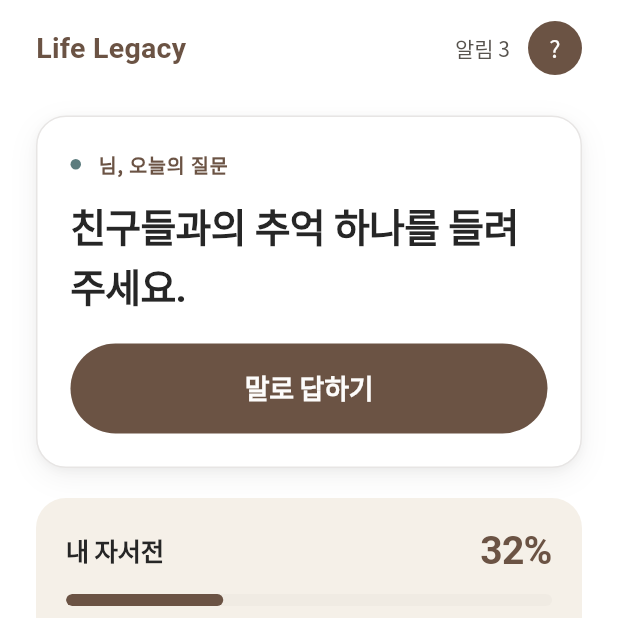
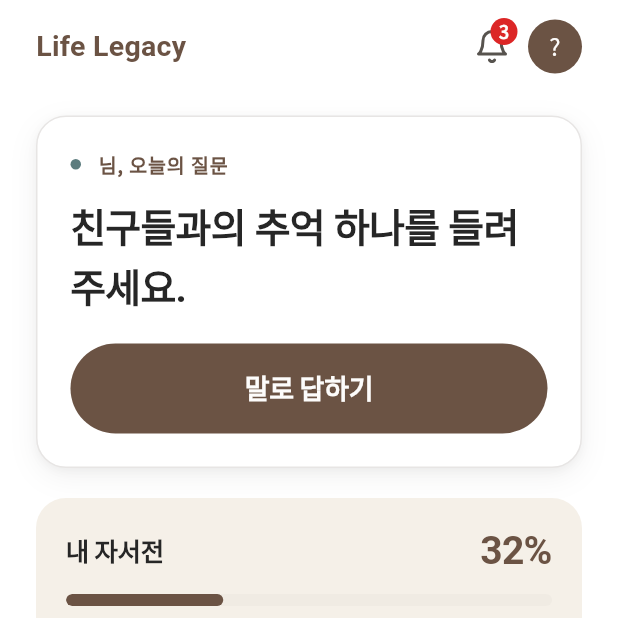
Before and after one commit to cchoiGeon/life-legacy-flutter, a Flutter app: the HomeView screen opened by its route, on a phone screen of 412 x 824 dp, the top half of it. Run offline on Flutter 3.47's test engine with Material 3 defaults, Android fonts, the phone set to English and light mode, and no system bars; our stand-ins replace flutter_svg, get, get_storage, speech_to_text; accounts and stored records are empty; Roboto replaces fonts that are missing (NotoSerifKR).

Commit message:
feat(ui): 홈 헤더 알림을 벨 아이콘과 빨간 개수 배지로 교체 (Figma 341:582)
- AppNotificationBell: "알림 N" 글자를 24px 벨 아이콘으로 교체. 시안이 다시
  아이콘으로 되돌렸다 — 워드마크 옆 글자가 제목인지 버튼인지 구분이 안 됐다
- _UnreadBadge: 안 읽은 알림이 있으면 벨 오른쪽 위에 빨간 배지(#DC2626).
  10건부터 "9+"로 끊는다
- 배지 폭은 글자 수로 못박는다(18 / "9+"는 22). minWidth+패딩으로 hug시키면
  글꼴 메트릭에 딸려 가서 "9+"가 48 탭 영역 밖으로 7px 나갔다
- 벨 그림은 ExcludeSemantics로 감쌌다. SvgPicture가 isImage를 올려 보내
  버튼이 "이미지"로도 읽혔다
- assets/icons/bell.svg: Figma 에셋(341:582의 377:911) 그대로 추가
- home_view: 탭 영역이 46→48이라 헤더 위 여백 9→7, 아바타 앞 SizedBox 제거
  (벨의 48 탭 영역이 이미 오른쪽에 시안 간격 12를 남긴다)
- 위젯 테스트 9개 추가

Figma도 함께 맞췄다 — C1·C2·C3 헤더가 같은 벨을 쓰고, C1·C3에는 배지가 붙는다.

Co-Authored-By: Claude Opus 5 <noreply@anthropic.com>

```diff
--- a/lib/common/widgets/ds/app_icon.dart
+++ b/lib/common/widgets/ds/app_icon.dart
@@ -11,6 +11,7 @@ enum AppIcons {
   speaker('speaker'),
   mic('mic'),
   keyboard('keyboard'),
+  bell('bell'),
   tabHome('tab_home'),
   tabWrite('tab_write'),
   tabBook('tab_book'),
--- a/lib/common/widgets/ds/app_notification_dropdown.dart
+++ b/lib/common/widgets/ds/app_notification_dropdown.dart
@@ -5,11 +5,16 @@ import 'package:life_legacy/common/constants/dimens.dart';
 import 'package:life_legacy/common/constants/typography.dart';
 import 'package:life_legacy/data/data_manager.dart';
 
-/// 헤더의 알림 표시 — Figma 341:588.
+import 'app_icon.dart';
+
+/// 헤더의 알림 표시 — Figma 341:582의 `377:911` · 175:362의 `175:367`.
 ///
-/// ⚠️ 벨 아이콘이 아니라 **글자**다("알림 2"). 시안이 아이콘+배지를 걷어내고
-///    글자로 바꿨다 — 시니어 사용자에게 벨 그림보다 "알림"이라는 말이 빠르고,
-///    배지 숫자가 작아서 안 보인다는 문제도 같이 없어진다.
+/// ⚠️ 글자("알림 2")가 아니라 **벨 아이콘**이다. 시안이 다시 아이콘으로
+///    되돌렸다 — 워드마크 옆에 글자가 하나 더 붙으면 "Life Legacy 알림 2"가
+///    한 덩어리로 읽혀서 제목인지 버튼인지 구분이 안 됐다.
+///
+/// ⚠️ 안 읽은 알림이 0건이어도 벨은 그대로 둔다 — 알림이 없다고 아이콘을
+///    지우면 알림 센터로 갈 길이 사라진다. 0건일 때는 배지만 빠진다.
 class AppNotificationBell extends StatelessWidget {
   const AppNotificationBell({
     super.key,
@@ -28,21 +33,87 @@ class AppNotificationBell extends StatelessWidget {
       child: GestureDetector(
         behavior: HitTestBehavior.opaque,
         onTap: onTap,
-        child: Padding(
-          padding: const EdgeInsets.symmetric(
-            horizontal: AppDimens.space2,
-            vertical: AppDimens.space3,
+        // 아이콘은 24지만 누르는 자리는 48이다(AppDimens.touchMin).
+        // 좌우 12씩 남는 여백이 시안의 벨↔아바타 간격 12을 그대로 만든다 —
+        // 그래서 헤더에서 둘 사이에 SizedBox를 따로 두지 않는다.
+        child: SizedBox(
+          width: AppDimens.touchMin,
+          height: AppDimens.touchMin,
+          child: Stack(
+            children: [
+              // 벨 그림은 장식이다. 빼지 않으면 SvgPicture가 isImage를 올려
+              // 보내서 버튼이 "이미지"로도 읽힌다.
+              const ExcludeSemantics(
+                child: Center(
+                  child: AppIcon(
+                    AppIcons.bell,
+                    size: 24,
+                    color: AppColors.textSecondary,
+                  ),
+                ),
+              ),
+              // ⚠️ 24 박스의 모서리(36,12)가 아니라 **글리프의** 모서리에 건다.
+              //    bell.svg의 벡터는 24 박스 안에서 x 3..21 · y 2..22에만
+              //    그려져서, 박스 모서리에 붙이면 눈에 띄게 떠 보인다.
+              //    48 박스로 환산한 글리프 오른쪽 위 꼭짓점이 (33,14)다.
+              if (unreadCount > 0)
+                Positioned(
+                  left: 23,
+                  top: 5,
+                  child: _UnreadBadge(count: unreadCount),
+                ),
+            ],
           ),
-          // 화면 글자는 "알림 2"지만 읽어 줄 때는 "알림 2건"이 자연스럽다.
-          // 둘 다 내보내면 "알림 2건 알림 2"로 두 번 읽힌다.
-          child: ExcludeSemantics(
-            child: Text(
-              unreadCount > 0 ? '알림 $unreadCount' : '알림',
-              style: AppTypography.weight(
-                AppTypography.bodySm,
-                AppTypography.medium,
-              ).copyWith(color: AppColors.textSecondary),
-            ),
+        ),
+      ),
+    );
+  }
+}
+
+/// 벨에 걸치는 빨간 개수 배지.
+///
+/// ⚠️ 두 글자를 넘기지 않는다(10건부터 "9+"). 세 글자가 되면 배지가 48 탭
+///    영역을 넘어가 아바타를 밀어낸다 — 헤더가 시안과 어긋난다.
+///
+/// ⚠️ 폭을 글자에 맡기지 **않는다.** 예전에 `minWidth`+좌우 패딩으로 두었더니
+///    글꼴 메트릭에 따라 한 글자짜리가 정원(18)이 아니라 20이 됐고, "9+"는
+///    48 밖으로 7px 삐져나갔다. 지금은 글자 수로 폭을 못박고, 글자는
+///    [FittedBox]로 그 안에 맞춘다 — 어떤 글꼴에서도 기하가 같다.
+class _UnreadBadge extends StatelessWidget {
+  const _UnreadBadge({required this.count});
+
+  final int count;
+
+  /// 한 글자 배지의 지름.
+  static const _size = 18.0;
+
+  /// "9+"용 폭. 왼쪽 23에서 시작해도 23+22=45라 48 안에 있다.
+  static const _wideSize = 22.0;
+
+  @override
+  Widget build(BuildContext context) {
+    final label = count > 9 ? '9+' : '$count';
+
+    // 개수는 벨의 Semantics.label("알림 3건")이 이미 읽어 준다.
+    // 여기까지 내보내면 "알림 3건 3"으로 두 번 읽힌다.
+    return ExcludeSemantics(
+      child: Container(
+        width: label.length > 1 ? _wideSize : _size,
+        height: _size,
+        padding: const EdgeInsets.symmetric(horizontal: 3),
+        alignment: Alignment.center,
+        decoration: BoxDecoration(
+          color: AppColors.destructive,
+          borderRadius: BorderRadius.circular(_size / 2),
+        ),
+        child: FittedBox(
+          child: Text(
+            label,
+            maxLines: 1,
+            style: AppTypography.weight(
+              AppTypography.label,
+              AppTypography.bold,
+            ).copyWith(color: AppColors.brandFg, height: 1, letterSpacing: 0),
           ),
         ),
       ),
--- a/lib/feature/home/home_view.dart
+++ b/lib/feature/home/home_view.dart
@@ -60,7 +60,7 @@ class HomeView extends GetView<HomeController> {
   }
 }
 
-/// 워드마크 · "알림 2" · 아바타 (시안 341:585).
+/// 워드마크 · 알림 벨 · 아바타 (시안 341:585).
 class _Header extends GetView<HomeController> {
   const _Header();
 
@@ -69,14 +69,14 @@ class _Header extends GetView<HomeController> {
     return Padding(
       padding: const EdgeInsets.fromLTRB(
         AppDimens.gutter,
-        9,
+        7,
         AppDimens.gutter,
         0,
       ),
       // ⚠️ 높이를 36(시안의 아바타 크기)으로 **고정하지 않는다.**
-      //    "알림 2"는 손가락이 닿게 위아래 12씩 패딩을 두고 있어 실제로 46이다.
-      //    36으로 자르면 글자 아래가 잘려 "알림 2"가 "아리 ㄱ"으로 보인다.
-      //    대신 위 여백을 14 → 9로 줄여 카드 위치를 시안과 맞췄다.
+      //    벨은 손가락이 닿게 48(touchMin)을 차지해서 줄 높이가 48이다.
+      //    36으로 자르면 벨이 위아래로 잘린다.
+      //    대신 위 여백을 14 → 7로 줄여 카드 위치를 시안과 맞췄다.
       child: Row(
         children: [
           const AppWordmark(fontSize: 19, letterSpacing: 0.2),
@@ -87,7 +87,8 @@ class _Header extends GetView<HomeController> {
               onTap: controller.toggleNotifications,
             ),
           ),
-          const SizedBox(width: AppDimens.space1),
+          // ⚠️ 벨과 아바타 사이에 SizedBox를 두지 않는다. 벨의 48 탭 영역이
+          //    이미 오른쪽에 12를 남기고, 그게 시안의 간격 12다.
           Obx(() => AppAvatar(initial: controller.initial, size: 36)),
         ],
       ),
```
Also changed, not shown: assets/icons/bell.svg (added), 1 other file.
